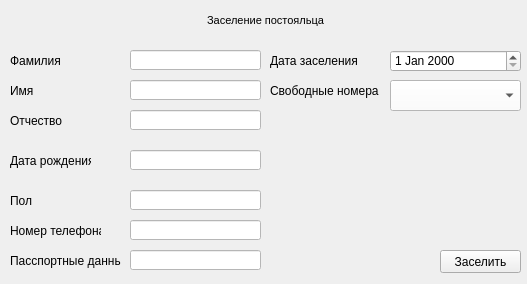
AnastasiaPotapova/kd_nti_hotel_app, file add_lodger.ui: the form before one commit.
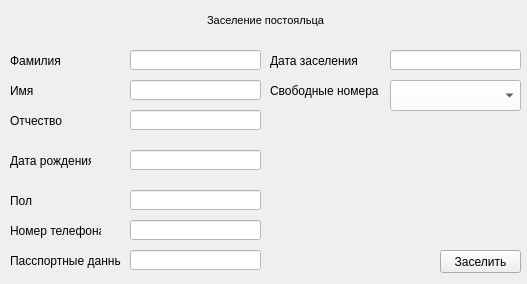
The form after the commit.

```diff
--- a/add_lodger.ui
+++ b/add_lodger.ui
@@ -260,16 +260,6 @@
     <string notr="true">background-color: rgb(255, 255, 255);</string>
    </property>
   </widget>
-  <widget class="QDateEdit" name="date">
-   <property name="geometry">
-    <rect>
-     <x>390</x>
-     <y>50</y>
-     <width>131</width>
-     <height>22</height>
-    </rect>
-   </property>
-  </widget>
   <widget class="QLabel" name="name_cinema_wr_9">
    <property name="geometry">
     <rect>
@@ -283,6 +273,19 @@
     <string>Дата заселения</string>
    </property>
   </widget>
+  <widget class="QLineEdit" name="check_in">
+   <property name="geometry">
+    <rect>
+     <x>390</x>
+     <y>50</y>
+     <width>131</width>
+     <height>20</height>
+    </rect>
+   </property>
+   <property name="styleSheet">
+    <string notr="true">background-color: rgb(255, 255, 255);</string>
+   </property>
+  </widget>
  </widget>
  <resources/>
  <connections/>
```
Left out of the diff: 8 changed lines with no effect on the pictures.
